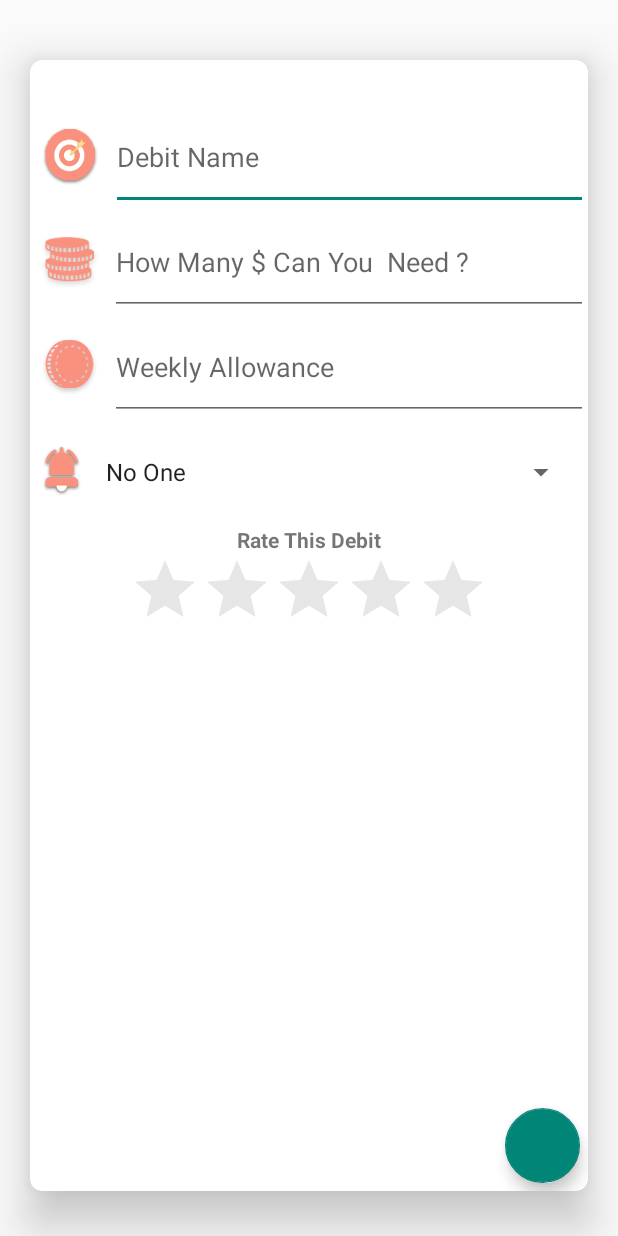
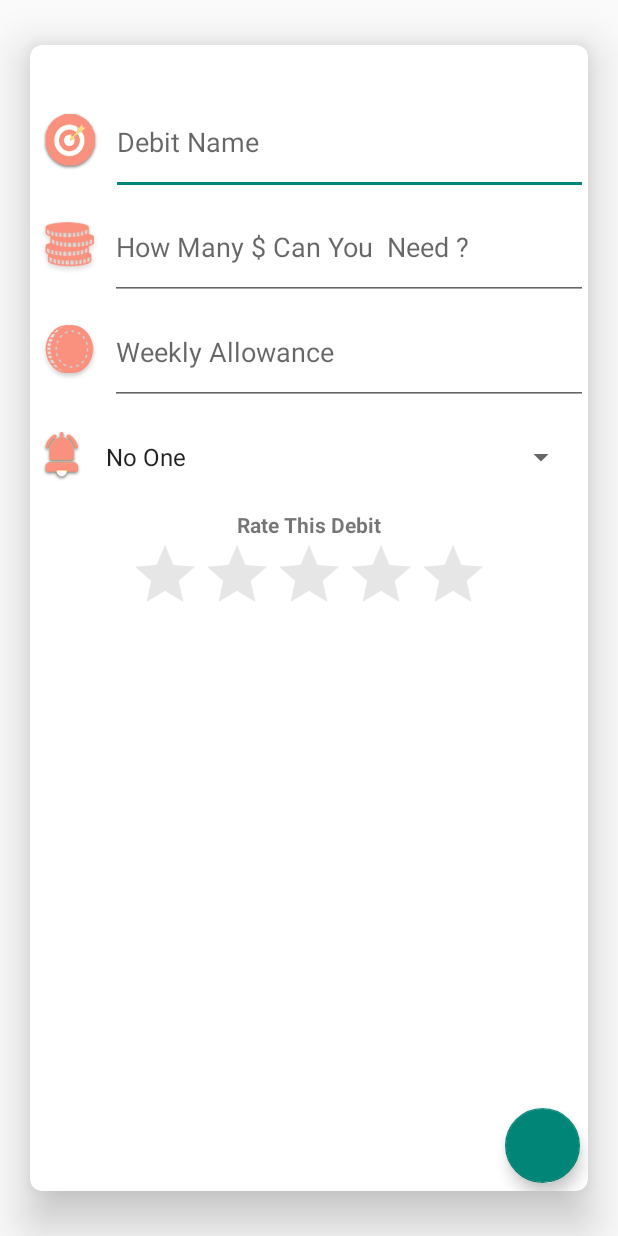
Before and after one commit to kubrahebes/KeepingMeOnTrack, an Android app: the FinanceDebitAdd screen opened directly, with no data from a screen before it, on a phone screen of 412 x 824 dp. Run offline under Robolectric (Android 15) with nearby library versions, the phone set to English and light mode, and no system bars; our stand-ins replace ButterKnife, Firebase (no records; nobody signed in at launch, a user with empty details on screens opened directly).

Commit message:
added the new finance debit add screen

```diff
--- a/app/src/main/java/com/example/user/keepingmeontrack/FinanceDebitAdd.java
+++ b/app/src/main/java/com/example/user/keepingmeontrack/FinanceDebitAdd.java
@@ -1,20 +1,93 @@
 package com.example.user.keepingmeontrack;
 
+import android.content.SharedPreferences;
 import android.os.Bundle;
+import android.support.design.widget.FloatingActionButton;
+import android.support.v4.app.FragmentTransaction;
 import android.support.v7.app.AppCompatActivity;
+import android.support.v7.widget.CardView;
 import android.widget.ArrayAdapter;
+import android.widget.EditText;
+import android.widget.ImageView;
 import android.widget.RatingBar;
+import android.widget.RelativeLayout;
 import android.widget.Spinner;
+import android.widget.TextView;
+import android.widget.Toast;
+
+import com.example.user.keepingmeontrack.fragments.FinancialMainFragment;
+import com.example.user.keepingmeontrack.models.Goal;
+import com.google.firebase.database.DatabaseReference;
+import com.google.firebase.database.FirebaseDatabase;
+
+import butterknife.BindView;
+import butterknife.ButterKnife;
+import butterknife.OnClick;
 
 /**
  * Created by ReCodedMerve on 19/02/2018.
  */
 
 public class FinanceDebitAdd extends AppCompatActivity {
+    @BindView(R.id.fab1)
+    FloatingActionButton fab1;
+    @BindView(R.id.imgDebitName)
+    ImageView imgDebitName;
+    @BindView(R.id.debitName)
+    EditText debitName;
+    @BindView(R.id.imgHowMuch)
+    ImageView imgHowMuch;
+    @BindView(R.id.debitTotalMoney)
+    EditText debitTotalMoney;
+    @BindView(R.id.imgDailyAllowance)
+    ImageView imgDailyAllowance;
+    @BindView(R.id.debitDailyAllowance)
+    EditText debitDailyAllowance;
+    @BindView(R.id.imgReminding)
+    ImageView imgReminding;
+    @BindView(R.id.spinner)
+    Spinner spinner;
+    @BindView(R.id.tvRate)
+    TextView tvRate;
+    @BindView(R.id.ratingBar)
+    RatingBar ratingBar;
+    @BindView(R.id.relative3)
+    RelativeLayout relative3;
+    @BindView(R.id.relative4)
+    RelativeLayout relative4;
+    @BindView(R.id.relative5)
+    RelativeLayout relative5;
+    @BindView(R.id.card_view)
+    CardView cardView;
+
+
+    FirebaseDatabase database;
+    DatabaseReference myRef;
+    String uID;
+    SharedPreferences pref;
+    SharedPreferences.Editor editor;
+
+
     @Override
     protected void onCreate(Bundle savedInstanceState) {
         super.onCreate(savedInstanceState);
         setContentView(R.layout.finance_debit_add);
+        ButterKnife.bind(this);
+
+        pref = FinanceDebitAdd.this.getSharedPreferences("MyPref", 0);
+        editor = pref.edit();
+        uID = pref.getString("uID", null);
+
+        database = FirebaseDatabase.getInstance();
+        myRef = database.getReference("datbase");
+
+        ratingBar.setOnRatingBarChangeListener(new RatingBar.OnRatingBarChangeListener() {
+            public void onRatingChanged(RatingBar rtBar, float rating, boolean fromUser) {
+                rating = (int) rating;
+                Toast.makeText(FinanceDebitAdd.this, "Rating:" + String.valueOf(rating), Toast.LENGTH_LONG).show();
+            }
+        });
+
 
         Spinner spinner = (Spinner) findViewById(R.id.spinner);
 // Create an ArrayAdapter using the string array and a default spinner layout
@@ -26,13 +99,45 @@ public class FinanceDebitAdd extends AppCompatActivity {
         spinner.setAdapter(adapter);
 
         // rating bar ekleme ama basma
-        RatingBar rate = (RatingBar)findViewById(R.id.ratingBar);
+        RatingBar rate = (RatingBar) findViewById(R.id.ratingBar);
 
 //use ratings within event listner code block
 
         float rating = rate.getRating();
     }
- //   public float RatinBarClass{
+
+    @OnClick(R.id.fab1)
+    public void onViewClicked() {
+        if (validateControl()) {
+            Toast.makeText(FinanceDebitAdd.this, "succsess", Toast.LENGTH_SHORT).show();
+            String key = myRef.child("finance").push().getKey();
+            Goal newGoal = new Goal(key, uID, debitName.getText().toString(), debitTotalMoney.getText().toString(), debitDailyAllowance.getText().toString(),
+                    "subat", "mart", spinner.getSelectedItem().toString(), 2);
+
+            myRef.child("finance").child(key).setValue(newGoal);
+
+
+            FinancialMainFragment fragment = new FinancialMainFragment();
+            FragmentTransaction transaction = getSupportFragmentManager().beginTransaction();
+            transaction.replace(R.id.frame_layout, fragment);
+            transaction.commit();
+            finish();
+
+
+        } else {
+            Toast.makeText(FinanceDebitAdd.this, "unsucsess", Toast.LENGTH_SHORT).show();
+        }
+    }
+    //   public float RatinBarClass{
 
     //}
+    public boolean validateControl() {
+
+        if (debitName.getText().toString().equals("") || debitTotalMoney.getText().toString().equals("") || debitDailyAllowance.getText().toString().equals("")) {
+
+            return false;
+        } else {
+            return true;
+        }
+    }
 }
--- a/app/src/main/java/com/example/user/keepingmeontrack/FinanceGoalAdd.java
+++ b/app/src/main/java/com/example/user/keepingmeontrack/FinanceGoalAdd.java
@@ -38,8 +38,7 @@ public class FinanceGoalAdd extends AppCompatActivity {
     SharedPreferences pref;
     SharedPreferences.Editor editor;
 
-    @BindView(R.id.toolbar)
-    Toolbar toolbar;
+
     @BindView(R.id.fab1)
     FloatingActionButton fab1;
     @BindView(R.id.imgGoalName)
@@ -95,7 +94,6 @@ public class FinanceGoalAdd extends AppCompatActivity {
         adapter.setDropDownViewResource(android.R.layout.simple_spinner_dropdown_item);
         spinner.setAdapter(adapter);
 
-        toolbar.setTitle(R.string.finance_goal_tab_title);
         pref = FinanceGoalAdd.this.getSharedPreferences("MyPref", 0);
         editor = pref.edit();
         uID = pref.getString("uID", null);
--- a/app/src/main/java/com/example/user/keepingmeontrack/MainTabActivity.java
+++ b/app/src/main/java/com/example/user/keepingmeontrack/MainTabActivity.java
@@ -187,6 +187,9 @@ public class MainTabActivity extends AppCompatActivity {
 
             }
         });
+
+
+
         tabs.addOnTabSelectedListener(new TabLayout.ViewPagerOnTabSelectedListener(container));
         setupTabIcons();
 
--- a/app/src/main/java/com/example/user/keepingmeontrack/fragments/FinancialMainFragment.java
+++ b/app/src/main/java/com/example/user/keepingmeontrack/fragments/FinancialMainFragment.java
@@ -57,7 +57,7 @@ public class FinancialMainFragment extends Fragment {
         mProgress.setMessage("Please wait...");
         mProgress.setCancelable(false);
         mProgress.setIndeterminate(true);
-        mProgress.show();
+     //   mProgress.show();
 
         /**
          *Firebase connection
@@ -87,7 +87,7 @@ public class FinancialMainFragment extends Fragment {
             public void onDataChange(DataSnapshot dataSnapshot) {
                 ArrayList<Goal> financeGoalList = new ArrayList<>();
                 for (DataSnapshot verigetir : dataSnapshot.getChildren()) {
-                    mProgress.cancel();
+                  //  mProgress.cancel();
                     value = verigetir.getValue(Goal.class);
                     if (value.getUid().equals(uID)) {
                         financeGoalList.add(value);
--- a/app/src/main/res/layout/finance_debit_add.xml
+++ b/app/src/main/res/layout/finance_debit_add.xml
@@ -13,7 +13,7 @@
         android:layout_height="match_parent"
         android:layout_marginRight="20dp"
         android:layout_marginLeft="20dp"
-        android:layout_marginTop="40dp"
+        android:layout_marginTop="30dp"
         card_view:cardCornerRadius="8dp"
         android:divider="@android:color/transparent"
         android:dividerHeight="0.0px"
@@ -75,6 +75,7 @@
                 <EditText
                     android:id="@+id/debitTotalMoney"
                     android:layout_width="match_parent"
+                    android:inputType="number"
                     android:layout_height="match_parent"
                     android:layout_toRightOf="@+id/imgHowMuch"
                     android:hint="How Many $ Can You  Need ? " />
@@ -98,6 +99,7 @@
                     android:id="@+id/debitDailyAllowance"
                     android:layout_width="match_parent"
                     android:layout_height="match_parent"
+                    android:inputType="number"
                     android:layout_toRightOf="@+id/imgDailyAllowance"
                     android:hint="Weekly Allowance" />
             </RelativeLayout>
@@ -162,4 +164,8 @@
         </RelativeLayout>
 
     </android.support.v7.widget.CardView>
+    <FrameLayout
+        android:layout_width="match_parent"
+        android:layout_height="match_parent"
+        android:id="@+id/frame_layout"></FrameLayout>
 </LinearLayout>
--- a/app/src/main/res/layout/fragment_main_finance.xml
+++ b/app/src/main/res/layout/fragment_main_finance.xml
@@ -5,6 +5,9 @@
     android:layout_height="match_parent">
 <ListView
     android:layout_width="wrap_content"
+    android:divider="@null"
+    android:dividerHeight="0dp"
+    android:headerDividersEnabled="true"
     android:layout_height="wrap_content"
     android:id="@+id/financeList"/>
 <FrameLayout
--- a/app/src/main/res/menu/menu_goal_detail.xml
+++ b/app/src/main/res/menu/menu_goal_detail.xml
@@ -10,8 +10,10 @@
         app:showAsAction="always"
         android:icon="@drawable/ic_trash_can"
         android:orderInCategory="100"
+
         ></item>
     <item
+
         android:id="@+id/action_share"
         android:icon="@drawable/ic_share"
         android:title="Search"
--- a/app/src/main/res/values/styles.xml
+++ b/app/src/main/res/values/styles.xml
@@ -19,7 +19,8 @@
 
     </style>
 
-    <style name="GoalAdd" parent="Theme.AppCompat.Light.DarkActionBar"></style>
+    <style name="GoalAdd" parent="Theme.AppCompat.Light.DarkActionBar">
+    </style>
 
 
 </resources>
```
Also changed, not shown: app/src/main/AndroidManifest.xml (+9 -4 lines), app/src/main/res/layout/finance_goal_add.xml (+5 -10 lines).
